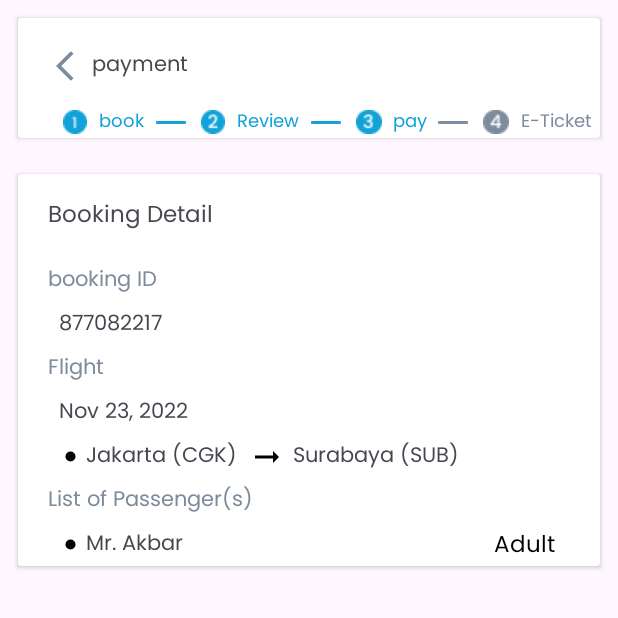
After one commit to BinAir-Team/C1-Mobile-Buyer, an Android app: the fragment paymentFragment shown on its own in the app's theme, on a phone screen of 412 x 824 dp, the top half of it. The commit adds this screen. Run offline under Robolectric (Android 15) with nearby library versions, the phone set to English and light mode, and no system bars.

Commit message:
membuat UI payment belum beres

```diff
--- /dev/null
+++ b/app/src/main/java/binar/finalproject/binair/buyer/ui/fragment/paymentFragment.kt
@@ -0,0 +1,21 @@
+package binar.finalproject.binair.buyer.ui.fragment
+
+import android.os.Bundle
+import androidx.fragment.app.Fragment
+import android.view.LayoutInflater
+import android.view.View
+import android.view.ViewGroup
+import binar.finalproject.binair.buyer.R
+
+
+class paymentFragment : Fragment() {
+
+    override fun onCreateView(
+        inflater: LayoutInflater, container: ViewGroup?,
+        savedInstanceState: Bundle?
+    ): View? {
+        // Inflate the layout for this fragment
+        return inflater.inflate(R.layout.fragment_payment, container, false)
+    }
+
+}
--- /dev/null
+++ b/app/src/main/res/drawable/ic_baseline_arrow_right_alt_24.xml
@@ -0,0 +1,5 @@
+<vector android:autoMirrored="true" android:height="24dp"
+    android:tint="#000000" android:viewportHeight="24"
+    android:viewportWidth="24" android:width="24dp" xmlns:android="http://schemas.android.com/apk/res/android">
+    <path android:fillColor="@android:color/white" android:pathData="M16.01,11H4v2h12.01v3L20,12l-3.99,-4z"/>
+</vector>
--- /dev/null
+++ b/app/src/main/res/drawable/ic_baseline_fiber_manual_record_24.xml
@@ -0,0 +1,5 @@
+<vector android:height="10dp" android:tint="#000000"
+    android:viewportHeight="24" android:viewportWidth="24"
+    android:width="10dp" xmlns:android="http://schemas.android.com/apk/res/android">
+    <path android:fillColor="@android:color/white" android:pathData="M12,12m-8,0a8,8 0,1 1,16 0a8,8 0,1 1,-16 0"/>
+</vector>
--- /dev/null
+++ b/app/src/main/res/layout/fragment_payment.xml
@@ -0,0 +1,213 @@
+<?xml version="1.0" encoding="utf-8"?>
+<FrameLayout xmlns:android="http://schemas.android.com/apk/res/android"
+    xmlns:tools="http://schemas.android.com/tools"
+    android:layout_width="match_parent"
+    android:layout_height="match_parent"
+    tools:context=".ui.fragment.paymentFragment">
+
+    <!-- TODO: Update blank fragment layout -->
+
+    <LinearLayout
+        android:layout_width="match_parent"
+        android:layout_height="match_parent"
+        android:orientation="vertical">
+    <androidx.cardview.widget.CardView
+        android:id="@+id/cvpayment"
+        android:layout_width="match_parent"
+        android:layout_height="wrap_content"
+        android:layout_margin="12dp"
+        android:layout_below="@id/cvProfile">
+    <RelativeLayout
+        android:id="@+id/labelPayment"
+        android:layout_width="match_parent"
+        android:layout_height="wrap_content">
+
+        <TextView
+            android:id="@+id/labelBack"
+            android:layout_width="wrap_content"
+            android:layout_height="wrap_content"
+            android:text="payment"
+            android:drawableLeft="@drawable/ic_back"
+            android:layout_marginTop="20dp"
+            android:layout_marginLeft="25dp"/>
+
+        <TextView
+            android:id="@+id/labelBook"
+            android:layout_width="wrap_content"
+            android:layout_height="wrap_content"
+            android:layout_below="@+id/labelBack"
+            android:layout_marginLeft="30dp"
+            android:text="book"
+            android:textSize="12dp"
+            android:layout_marginTop="15dp"
+            android:textColor="@color/main_blue"
+            android:drawableRight="@drawable/gariskecil"
+            android:drawablePadding="8dp"
+            android:drawableLeft="@drawable/logonomer"/>
+
+        <TextView
+            android:textSize="12dp"
+            android:id="@+id/labelRiview"
+            android:layout_width="wrap_content"
+            android:layout_height="wrap_content"
+            android:layout_below="@+id/labelBack"
+            android:layout_toRightOf="@+id/labelBook"
+            android:layout_marginLeft="10dp"
+            android:text="Review"
+            android:layout_marginTop="15dp"
+            android:textColor="@color/main_blue"
+            android:drawableRight="@drawable/gariskecil"
+            android:drawablePadding="8dp"
+            android:drawableLeft="@drawable/logonomer2"/>
+
+        <TextView
+            android:textSize="12dp"
+            android:id="@+id/labelPay"
+            android:layout_width="wrap_content"
+            android:layout_height="wrap_content"
+            android:layout_below="@+id/labelBack"
+            android:layout_toRightOf="@+id/labelRiview"
+            android:layout_marginLeft="10dp"
+            android:text="pay"
+            android:layout_marginTop="15dp"
+            android:textColor="@color/main_blue"
+            android:drawableRight="@drawable/gariskecilabu"
+            android:drawablePadding="7dp"
+            android:drawableLeft="@drawable/logonomer3"/>
+
+        <TextView
+            android:textSize="12dp"
+            android:layout_width="wrap_content"
+            android:layout_height="wrap_content"
+            android:layout_below="@+id/labelBack"
+            android:layout_toRightOf="@+id/labelPay"
+            android:layout_marginLeft="10dp"
+            android:text="E-Ticket"
+            android:layout_marginTop="15dp"
+            android:textColor="@color/content_grey"
+            android:drawablePadding="8dp"
+            android:drawableLeft="@drawable/logonomer4"/>
+
+    </RelativeLayout>
+    </androidx.cardview.widget.CardView>
+
+    <androidx.cardview.widget.CardView
+        android:id="@+id/cvDetailKontak"
+        android:layout_width="match_parent"
+        android:layout_height="wrap_content"
+        android:layout_margin="12dp">
+
+        <RelativeLayout
+            android:layout_width="match_parent"
+            android:layout_height="match_parent">
+
+            <TextView
+                android:id="@+id/labelBookingDetail"
+                android:layout_width="wrap_content"
+                android:layout_height="wrap_content"
+                android:layout_marginLeft="20dp"
+                android:layout_marginTop="15dp"
+                android:text="Booking Detail"
+                android:textSize="15sp" />
+
+            <TextView
+                android:id="@+id/labelBooking"
+                android:layout_width="wrap_content"
+                android:layout_height="wrap_content"
+                android:layout_below="@+id/labelBookingDetail"
+                android:layout_marginLeft="20dp"
+                android:layout_marginTop="18dp"
+                android:text="booking ID"
+                android:textColor="@color/content_grey" />
+
+            <TextView
+                android:id="@+id/tvNoBooking"
+                android:layout_width="wrap_content"
+                android:layout_height="wrap_content"
+                android:layout_below="@+id/labelBooking"
+                android:layout_marginLeft="27dp"
+                android:layout_marginTop="5dp"
+                android:text="877082217" />
+
+            <TextView
+                android:id="@+id/labelFlight"
+                android:layout_width="wrap_content"
+                android:layout_height="wrap_content"
+                android:layout_below="@+id/tvNoBooking"
+                android:layout_marginLeft="20dp"
+                android:layout_marginTop="5dp"
+                android:text="Flight"
+                android:textColor="@color/content_grey" />
+
+            <TextView
+                android:id="@+id/tvFlight"
+                android:layout_width="wrap_content"
+                android:layout_height="wrap_content"
+                android:layout_below="@+id/labelFlight"
+                android:layout_marginLeft="27dp"
+                android:layout_marginTop="5dp"
+                android:text="Nov 23, 2022" />
+
+            <TextView
+                android:id="@+id/tvEstimasiFlight"
+                android:layout_width="wrap_content"
+                android:layout_height="wrap_content"
+                android:layout_below="@+id/tvFlight"
+                android:layout_marginLeft="30dp"
+                android:layout_marginTop="5dp"
+                android:drawableLeft="@drawable/ic_baseline_fiber_manual_record_24"
+                android:drawablePadding="5dp"
+                android:text="Jakarta (CGK)" />
+
+            <TextView
+                android:id="@+id/tvEstimasiFlighttujuan"
+                android:layout_width="wrap_content"
+                android:layout_height="wrap_content"
+                android:layout_below="@+id/tvFlight"
+                android:layout_marginLeft="8dp"
+                android:layout_marginTop="5dp"
+                android:layout_toRightOf="@+id/tvEstimasiFlight"
+                android:drawableLeft="@drawable/ic_baseline_arrow_right_alt_24"
+                android:drawablePadding="5dp"
+                android:text="Surabaya (SUB)" />
+
+            <TextView
+                android:id="@+id/labelPassenger"
+                android:layout_width="wrap_content"
+                android:layout_height="wrap_content"
+                android:layout_below="@+id/tvEstimasiFlighttujuan"
+                android:layout_marginLeft="20dp"
+                android:layout_marginTop="5dp"
+                android:text="List of Passenger(s)"
+                android:textColor="@color/content_grey" />
+
+            <TextView
+                android:id="@+id/tvName"
+                android:layout_width="wrap_content"
+                android:layout_height="wrap_content"
+                android:layout_below="@+id/labelPassenger"
+                android:layout_marginLeft="30dp"
+                android:layout_marginTop="5dp"
+                android:drawableLeft="@drawable/ic_baseline_fiber_manual_record_24"
+                android:drawablePadding="5dp"
+                android:text="Mr. Akbar " />
+
+            <TextView
+                android:id="@+id/labelAdult"
+                android:layout_width="wrap_content"
+                android:layout_height="wrap_content"
+                android:layout_below="@+id/labelPassenger"
+                android:layout_alignParentRight="true"
+                android:layout_marginTop="5dp"
+                android:layout_marginRight="30dp"
+                android:text="Adult"
+                android:textAlignment="center"
+                android:textColor="@color/black"
+                android:textSize="15sp" />
+
+
+        </RelativeLayout>
+    </androidx.cardview.widget.CardView>
+
+    </LinearLayout>
+</FrameLayout>
--- a/app/src/main/res/values/colors.xml
+++ b/app/src/main/res/values/colors.xml
@@ -10,5 +10,32 @@
     <color name="main_blue">#13A2D7</color>
     <color name="orange">#F37C20</color>
     <color name="content_grey">#7D8C9C</color>
-    <color name="green">#12B586</color>
+
+    <color name="transparent">#00FFFFFF</color>
+    <color name="BBC_White">#FFFFFF</color>
+    <color name="BBC_LightGrey">#D9D9D9</color>
+    <color name="BBC_DrakerWhite">#FFFFFF</color>
+
+    <color name="MC_Yellow">#FFD121</color>
+    <color name="MC_Blue">#13A2D7</color>
+    <color name="MC_Orange">#F37C20</color>
+    <color name="MC_SoftRed">#E70665</color>
+    <color name="MC_Green">#12B586</color>
+
+    <color name="C1">#C4C4C4</color>
+    <color name="C2">#292929</color>
+    <color name="C3">#5C5C5C</color>
+    <color name="C4">#B4C0CB</color>
+    <color name="C5">#7D8C9C</color>
+    <color name="C6">#7D8C9C</color>
+
+    <color name="SB_Grey">#7D8C9C</color>
+    <color name="SB_Blue">#13A2D7</color>
+    <color name="SB_HighlightBase">#F3F6F9</color>
+    <color name="SB_Base">#FFFFFF</color>
+
+    <color name="MBC_base">#EDF1F6</color>
+    <color name="MBC_HighlightBase">#E1E8EF</color>
+    <color name="MBC_FontFill">#222222</color>
+
 </resources>
```
Also changed, not shown: app/src/main/res/drawable/gariskecil.png (added), app/src/main/res/drawable/gariskecilabu.png (added), app/src/main/res/drawable/logonomer.png (added), app/src/main/res/drawable/logonomer2.png (added), app/src/main/res/drawable/logonomer3.png (added), app/src/main/res/drawable/logonomer4.png (added), 1 other file.
